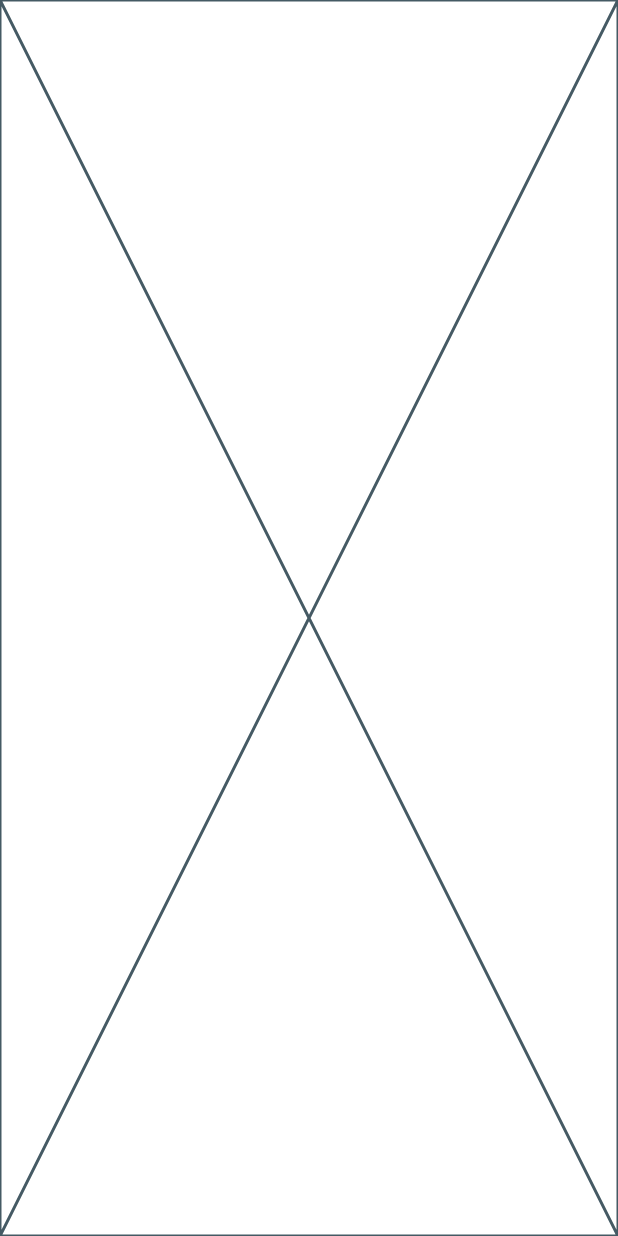
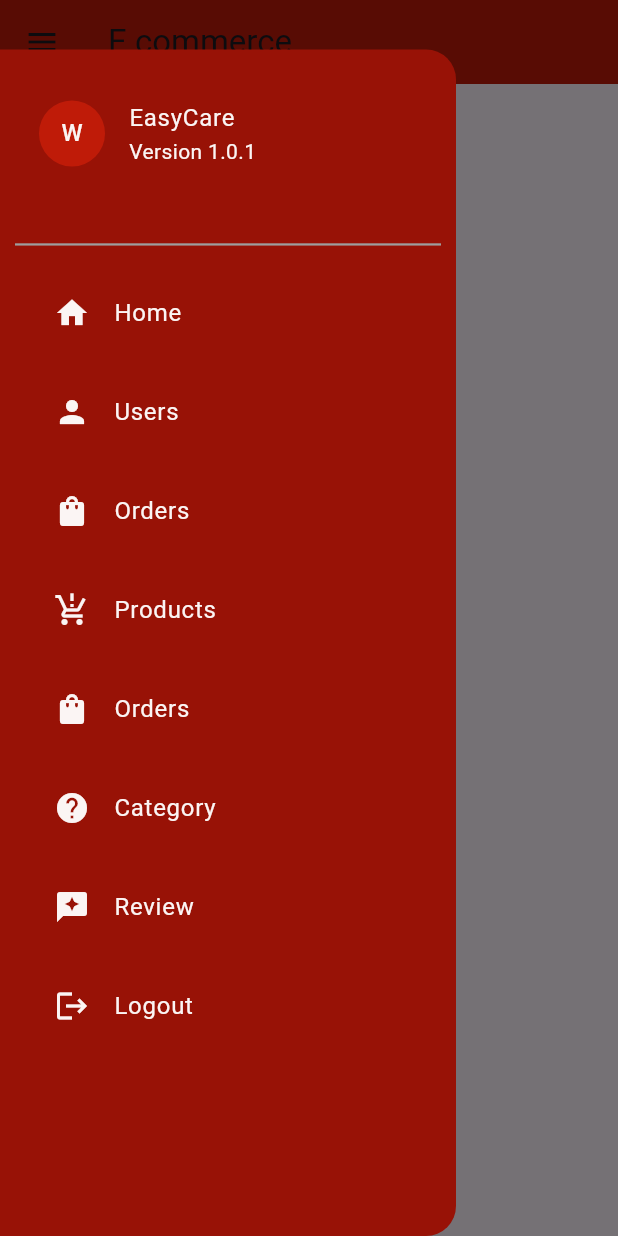
Before and after one commit to Naseeba967/Admin-panel, a Flutter app: the screen it shows after launch, with the side drawer open (before the commit the screen has no drawer), on a phone screen of 412 x 824 dp. Run offline on Flutter 3.47's test engine with Material 3 defaults, Android fonts, the phone set to English and light mode, and no system bars; our stand-ins replace get.

Commit message:
user view

```diff
--- a/admin_panel/lib/main.dart
+++ b/admin_panel/lib/main.dart
@@ -1,7 +1,7 @@
-import 'package:admin_panel/main_screen.dart';
+import 'package:admin_panel/screens/main_screen.dart';
 
 import 'package:flutter/material.dart';
-
+import 'package:get/get.dart';
 
 void main() {
   runApp(const MyApp());
@@ -13,10 +13,9 @@ class MyApp extends StatelessWidget {
   // This widget is the root of your application.
   @override
   Widget build(BuildContext context) {
-    return MaterialApp(
+    return GetMaterialApp(
       title: 'Flutter Demo',
       theme: ThemeData(
-
         colorScheme: ColorScheme.fromSeed(seedColor: Colors.deepPurple),
         useMaterial3: true,
       ),
--- a/admin_panel/lib/main_screen.dart
+++ /dev/null
@@ -1,9 +0,0 @@
-import 'package:flutter/material.dart';
-class MainScreen extends StatelessWidget {
-  const MainScreen({super.key});
-
-  @override
-  Widget build(BuildContext context) {
-    return const Placeholder();
-  }
-}
--- /dev/null
+++ b/admin_panel/lib/screens/main_screen.dart
@@ -0,0 +1,19 @@
+import 'package:admin_panel/widgets/custome_drawer_widgets.dart';
+import 'package:flutter/material.dart';
+import 'package:admin_panel/utils/app_constant.dart';
+
+class MainScreen extends StatelessWidget {
+  const MainScreen({super.key});
+
+  @override
+  Widget build(BuildContext context) {
+    return Scaffold(
+      appBar: AppBar(
+        backgroundColor: AppConstant.appMainColor,
+        title: const Text("E commerce"),
+      ),
+      drawer: const DrawerWidgets(),
+
+    );
+  }
+}
--- /dev/null
+++ b/admin_panel/lib/utils/app_constant.dart
@@ -0,0 +1,8 @@
+import 'package:flutter/material.dart';
+
+class AppConstant {
+  static const appMainColor = Color(0xFFbf1b08);
+  static const appScendoryColor = Color(0xFF981206);
+  static const appTextColor = Color(0xFFFBF5F4);
+  static const appStatusBarColor = Color(0xFFFBF5F4);
+}
--- /dev/null
+++ b/admin_panel/lib/widgets/custome_drawer_widgets.dart
@@ -0,0 +1,222 @@
+import 'package:admin_panel/screens/all_user_screen.dart';
+import 'package:admin_panel/utils/app_constant.dart';
+import 'package:flutter/material.dart';
+import 'package:get/get.dart';
+
+class DrawerWidgets extends StatefulWidget {
+  const DrawerWidgets({super.key});
+
+  @override
+  State<DrawerWidgets> createState() => _DrawerWidgetsState();
+}
+
+class _DrawerWidgetsState extends State<DrawerWidgets> {
+  @override
+  Widget build(BuildContext context) {
+    return Padding(
+      padding: EdgeInsets.only(top: Get.height / 25),
+      child: Drawer(
+        shape: const RoundedRectangleBorder(
+          borderRadius: BorderRadius.only(
+            topRight: Radius.circular(20.0),
+            bottomRight: Radius.circular(20.0),
+          ),
+        ),
+        backgroundColor: AppConstant.appScendoryColor,
+        child: Wrap(
+          runSpacing: 10,
+          children: [
+            const Padding(
+              padding: EdgeInsets.symmetric(horizontal: 10.0, vertical: 20.0),
+              child: ListTile(
+                titleAlignment: ListTileTitleAlignment.center,
+                title: Text(
+                  "EasyCare",
+                  style: TextStyle(color: AppConstant.appTextColor),
+                ),
+                subtitle: Text(
+                  "Version 1.0.1",
+                  style: TextStyle(color: AppConstant.appTextColor),
+                ),
+                leading: CircleAvatar(
+                  radius: 22.0,
+                  backgroundColor: AppConstant.appMainColor,
+                  child: Text(
+                    "W",
+                    style: TextStyle(color: AppConstant.appTextColor),
+                  ),
+                ),
+              ),
+            ),
+            const Divider(
+              indent: 10.0,
+              endIndent: 10.0,
+              thickness: 1.5,
+              color: Colors.grey,
+            ),
+            const Padding(
+              padding: EdgeInsets.symmetric(horizontal: 20.0),
+              child: ListTile(
+                titleAlignment: ListTileTitleAlignment.center,
+                title: Text(
+                  "Home",
+                  style: TextStyle(color: AppConstant.appTextColor),
+                ),
+                leading: Icon(
+                  Icons.home,
+                  color: AppConstant.appTextColor,
+                ),
+                // trailing: Icon(
+                //   Icons.arrow_forward,
+                //   color: AppConstant.appTextColor,
+                // ),
+              ),
+            ),
+             Padding(
+
+              padding: const EdgeInsets.symmetric(horizontal: 20.0),
+              child: ListTile(
+                 onTap: () {
+                  Get.to(()=>const AllUserScreen());
+                },
+                titleAlignment: ListTileTitleAlignment.center,
+                title: const Text(
+                  "Users",
+                  style: TextStyle(color: AppConstant.appTextColor),
+                ),
+                leading: const Icon(
+                  Icons.person,
+                  color: AppConstant.appTextColor,
+                ),
+
+                // trailing: Icon(
+                //   Icons.arrow_forward,
+                //   color: AppConstant.appTextColor,
+                // ),
+              ),
+            ),
+            const Padding(
+              padding: EdgeInsets.symmetric(horizontal: 20.0),
+              child: ListTile(
+                titleAlignment: ListTileTitleAlignment.center,
+                title: Text(
+                  "Orders",
+                  style: TextStyle(color: AppConstant.appTextColor),
+                ),
+                leading: Icon(
+                  Icons.shopping_bag,
+                  color: AppConstant.appTextColor,
+                ),
+                // trailing: Icon(
+                //   Icons.arrow_forward,
+                //   color: AppConstant.appTextColor,
+                // ),
+              ),
+            ),
+            const Padding(
+              padding: EdgeInsets.symmetric(horizontal: 20.0),
+              child: ListTile(
+                titleAlignment: ListTileTitleAlignment.center,
+                title: Text(
+                  "Products",
+                  style: TextStyle(color: AppConstant.appTextColor),
+                ),
+                leading: Icon(
+                  Icons.production_quantity_limits,
+                  color: AppConstant.appTextColor,
+                ),
+                // trailing: Icon(
+                //   Icons.arrow_forward,
+                //   color: AppConstant.appTextColor,
+                // ),
+              ),
+            ),
+            Padding(
+              padding: const EdgeInsets.symmetric(horizontal: 20.0),
+              child: ListTile(
+                titleAlignment: ListTileTitleAlignment.center,
+                title: const Text(
+                  "Orders",
+                  style: TextStyle(color: AppConstant.appTextColor),
+                ),
+                leading: const Icon(
+                  Icons.shopping_bag,
+                  color: AppConstant.appTextColor,
+                ),
+                // trailing: const Icon(
+                //   Icons.arrow_forward,
+                //   color: AppConstant.appTextColor,
+                // ),
+                onTap: () {
+                  Get.back();
+                  // Get.to(() => AllOrdersScreen());
+                },
+              ),
+            ),
+            const Padding(
+              padding: EdgeInsets.symmetric(horizontal: 20.0),
+              child: ListTile(
+                titleAlignment: ListTileTitleAlignment.center,
+                title: Text(
+                  "Category",
+                  style: TextStyle(color: AppConstant.appTextColor),
+                ),
+                leading: Icon(
+                  Icons.help,
+                  color: AppConstant.appTextColor,
+                ),
+                // trailing: Icon(
+                //   Icons.arrow_forward,
+                //   color: AppConstant.appTextColor,
+                // ),
+              ),
+            ),
+            const Padding(
+              padding: EdgeInsets.symmetric(horizontal: 20.0),
+              child: ListTile(
+                titleAlignment: ListTileTitleAlignment.center,
+                title: Text(
+                  "Review",
+                  style: TextStyle(color: AppConstant.appTextColor),
+                ),
+                leading: Icon(
+                  Icons.reviews,
+                  color: AppConstant.appTextColor,
+                ),
+                // trailing: Icon(
+                //   Icons.arrow_forward,
+                //   color: AppConstant.appTextColor,
+                // ),
+              ),
+            ),
+            Padding(
+              padding: const EdgeInsets.symmetric(horizontal: 20.0),
+              child: ListTile(
+                onTap: () {
+                  // GoogleSignIn googleSignIn = GoogleSignIn();
+                  // FirebaseAuth _auth = FirebaseAuth.instance;
+                  // await _auth.signOut();
+                  // await googleSignIn.signOut();
+                  // Get.offAll(() => WelcomeScreen());
+                },
+                titleAlignment: ListTileTitleAlignment.center,
+                title: const Text(
+                  "Logout",
+                  style: TextStyle(color: AppConstant.appTextColor),
+                ),
+                leading: const Icon(
+                  Icons.logout,
+                  color: AppConstant.appTextColor,
+                ),
+                // trailing: const Icon(
+                //   Icons.arrow_forward,
+                //   color: AppConstant.appTextColor,
+                // ),
+              ),
+            ),
+          ],
+        ),
+      ),
+    );
+  }
+}
```
Also changed, not shown: admin_panel/lib/models/user_model.dart (added, +71 -0 lines), admin_panel/lib/screens/all_user_screen.dart (added, +14 -0 lines).
